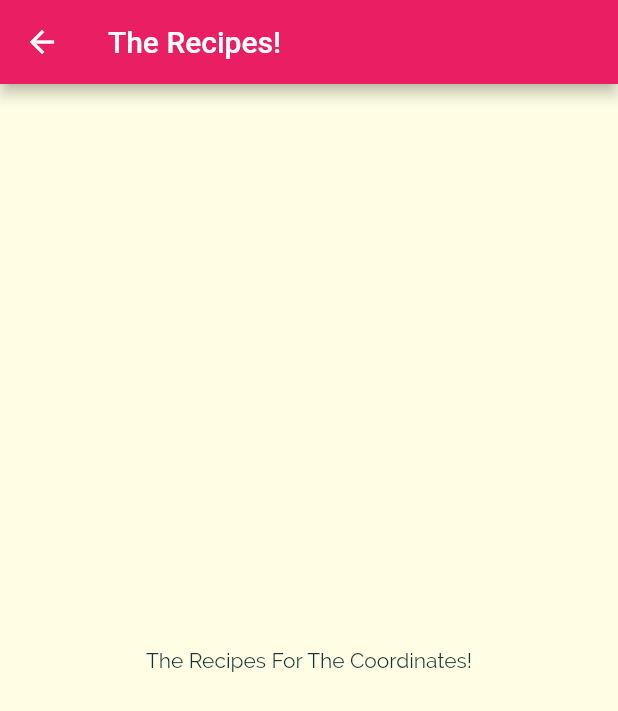
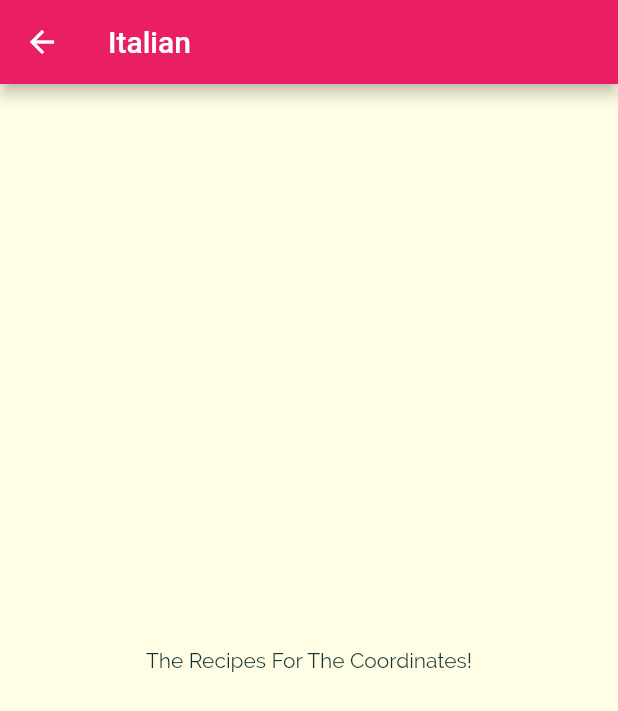
Before and after one commit to OwethuSotomela/meals_app, a Flutter app: the screen it shows after launch, after a tap on "Italian", on a phone screen of 412 x 824 dp. Shown: the top 711 px of the screen. Run offline on Flutter 3.47's test engine with Material 2 defaults, Android fonts, the phone set to English and light mode, and no system bars.

```diff
--- a/lib/categories_screen.dart
+++ b/lib/categories_screen.dart
@@ -1,6 +1,6 @@
 import 'package:flutter/material.dart';
-import 'package:flutter_complete_guide/category_item.dart';
-import 'package:flutter_complete_guide/dummy_data.dart';
+import './category_item.dart';
+import './dummy_data.dart';
 
 class CategoriesScreen extends StatelessWidget {
   @override
@@ -13,6 +13,7 @@ class CategoriesScreen extends StatelessWidget {
         padding: const EdgeInsets.all(25),
         children: DUMMY_CATEGORIES
             .map((catData) => CategoryItem(
+                  catData.id,
                   catData.title,
                   catData.color,
                 ))
--- a/lib/category_item.dart
+++ b/lib/category_item.dart
@@ -2,15 +2,16 @@ import 'package:flutter/material.dart';
 import './category_meals_screen.dart';
 
 class CategoryItem extends StatelessWidget {
+  final String id;
   final String title;
   final Color color;
 
-  CategoryItem(this.title, this.color);
+  CategoryItem(this.id, this.title, this.color);
 
   void selectCategory(BuildContext ctx) {
     Navigator.of(ctx).push(
       MaterialPageRoute(builder: (_) {
-        return CategoryMealsScreens();
+        return CategoryMealsScreens(id, title);
       }),
     );
   }
--- a/lib/category_meals_screen.dart
+++ b/lib/category_meals_screen.dart
@@ -1,11 +1,16 @@
 import 'package:flutter/material.dart';
 
 class CategoryMealsScreens extends StatelessWidget {
+  final String categoryId;
+  final String CategoryTitle;
+
+  CategoryMealsScreens(this.categoryId, this.CategoryTitle);
+
   @override
   Widget build(BuildContext context) {
     return Scaffold(
       appBar: AppBar(
-        title: Text('The Recipes!'),
+        title: Text(CategoryTitle),
       ),
       body: Center(
         child: Text('The Recipes For The Coordinates!'),
```
